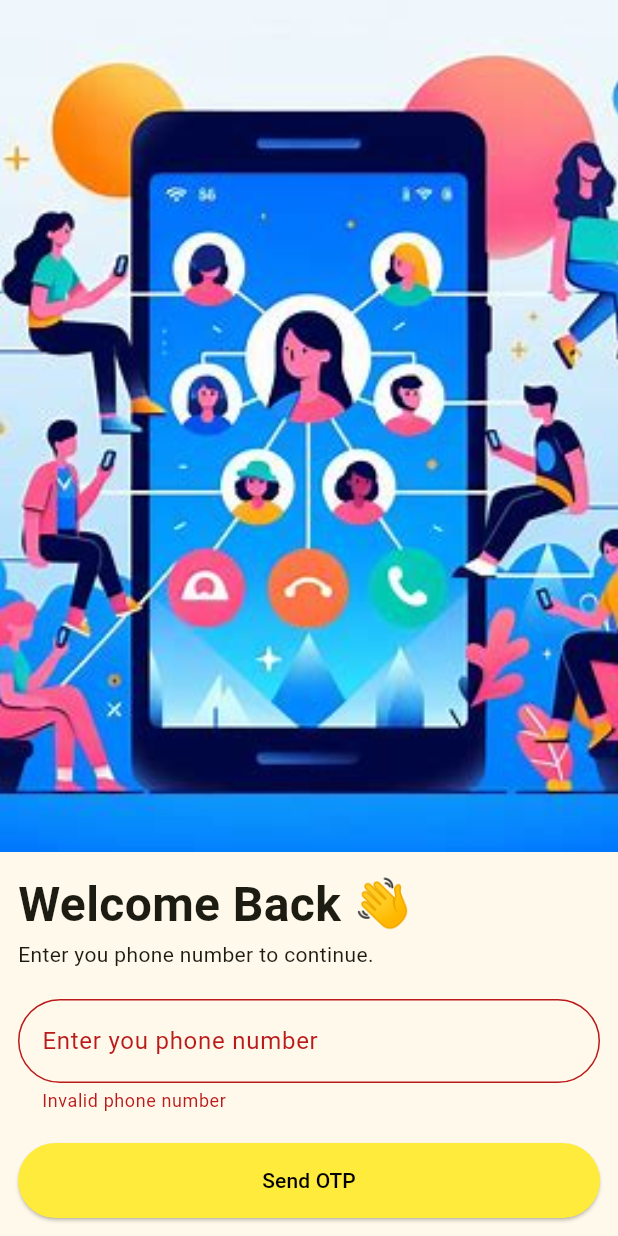
After one commit to vikasdduc/voice_chat_video_app, a Flutter app: the screen it shows after launch, after a tap on "Send OTP", on a phone screen of 412 x 824 dp. The commit adds this screen. Run offline on Flutter 3.47's test engine with Material 3 defaults, Android fonts, the phone set to English and light mode, and no system bars; our stand-ins replace firebase_auth, firebase_core, pinput; missing offline and left inert: telephony, zego_uikit_prebuilt_call; accounts and stored records are empty.

Commit message:
updated login screen

```diff
--- a/lib/app/call_page.dart
+++ b/lib/app/call_page.dart
@@ -23,7 +23,7 @@ class CallPage extends StatelessWidget {
         userName: username,
         callID: callID,
         // You can also use groupVideo/groupVoice/oneOnOneVoice to make more types of calls.
-        config: ZegoUIKitPrebuiltCallConfig.oneOnOneVideoCall()
+        config: ZegoUIKitPrebuiltCallConfig.groupVoiceCall()
     );
   }
 }
--- a/lib/login_screen/otp_screen.dart
+++ b/lib/login_screen/otp_screen.dart
@@ -1,4 +1,4 @@
-import 'package:call_app/app/landing_page.dart';
+import 'package:call_app/app/home_page.dart';
 import 'package:firebase_auth/firebase_auth.dart';
 import 'package:flutter/material.dart';
 import 'package:pinput/pinput.dart';
--- /dev/null
+++ b/lib/login_screen1/auth_services.dart
@@ -0,0 +1,65 @@
+import 'package:firebase_auth/firebase_auth.dart';
+
+class AuthService {
+  static final FirebaseAuth _firebaseAuth = FirebaseAuth.instance;
+
+  static String verifyId = "";
+  // to sent and otp to user
+  static Future sentOtp({
+    required String phone,
+    required Function errorStep,
+    required Function nextStep,
+  }) async {
+    await _firebaseAuth
+        .verifyPhoneNumber(
+      timeout: Duration(seconds: 30),
+      phoneNumber: "+91$phone",
+      verificationCompleted: (phoneAuthCredential) async {
+        return;
+      },
+      verificationFailed: (error) async {
+        return;
+      },
+      codeSent: (verificationId, forceResendingToken) async {
+        verifyId = verificationId;
+        nextStep();
+      },
+      codeAutoRetrievalTimeout: (verificationId) async {
+        return;
+      },
+    )
+        .onError((error, stackTrace) {
+      errorStep();
+    });
+  }
+
+  // verify the otp code and login
+  static Future loginWithOtp({required String otp}) async {
+    final cred =
+    PhoneAuthProvider.credential(verificationId: verifyId, smsCode: otp);
+
+    try {
+      final user = await _firebaseAuth.signInWithCredential(cred);
+      if (user.user != null) {
+        return "Success";
+      } else {
+        return "Error in Otp login";
+      }
+    } on FirebaseAuthException catch (e) {
+      return e.message.toString();
+    } catch (e) {
+      return e.toString();
+    }
+  }
+
+  // to logout the user
+  static Future logout() async {
+    await _firebaseAuth.signOut();
+  }
+
+  // check whether the user is logged in or not
+  static Future<bool> isLoggedIn() async {
+    var user = _firebaseAuth.currentUser;
+    return user != null;
+  }
+}
--- /dev/null
+++ b/lib/login_screen1/phone_page.dart
@@ -0,0 +1,209 @@
+import 'package:call_app/app/home_page.dart';
+import 'package:call_app/login_screen1/auth_services.dart';
+import 'package:flutter/material.dart';
+import 'package:telephony/telephony.dart';
+
+class LoginPage extends StatefulWidget {
+  const LoginPage({super.key});
+
+  @override
+  State<LoginPage> createState() => _LoginPageState();
+}
+
+class _LoginPageState extends State<LoginPage>
+    with SingleTickerProviderStateMixin {
+  late AnimationController _controller;
+
+  final Telephony telephony = Telephony.instance;
+
+  TextEditingController _phoneContoller = TextEditingController();
+  TextEditingController _otpContoller = TextEditingController();
+
+  final _formKey = GlobalKey<FormState>();
+  final _formKey1 = GlobalKey<FormState>();
+
+  void listenToIncomingSMS(BuildContext context) {
+    print("Listening to sms.");
+    telephony.listenIncomingSms(
+        onNewMessage: (SmsMessage message) {
+          // Handle message
+          print("sms received : ${message.body}");
+          // verify if we are reading the correct sms or not
+
+          if (message.body!.contains("phone-auth-15bdb")) {
+            String otpCode = message.body!.substring(0, 6);
+            setState(() {
+              _otpContoller.text = otpCode;
+              // wait for 1 sec and then press handle submit
+              Future.delayed(Duration(seconds: 1), () {
+                handleSubmit(context);
+              });
+            });
+          }
+        },
+        listenInBackground: false);
+  }
+
+// handle after otp is submitted
+  void handleSubmit(BuildContext context) {
+    if (_formKey1.currentState!.validate()) {
+      AuthService.loginWithOtp(otp: _otpContoller.text).then((value) {
+        if (value == "Success") {
+          Navigator.pop(context);
+          Navigator.pushReplacement(
+              context, MaterialPageRoute(builder: (context) => LandingPage()));
+        } else {
+          Navigator.pop(context);
+          ScaffoldMessenger.of(context).showSnackBar(SnackBar(
+            content: Text(
+              value,
+              style: TextStyle(color: Colors.white),
+            ),
+            backgroundColor: Colors.red,
+          ));
+        }
+      });
+    }
+  }
+
+  @override
+  void initState() {
+    super.initState();
+    _controller = AnimationController(vsync: this);
+  }
+
+  @override
+  void dispose() {
+    _controller.dispose();
+    super.dispose();
+  }
+
+  @override
+  Widget build(BuildContext context) {
+    return Scaffold(
+      body: SingleChildScrollView(
+        child: Container(
+          height: MediaQuery.of(context).size.height,
+          child: Column(
+            crossAxisAlignment: CrossAxisAlignment.start,
+            children: [
+              Expanded(
+                  child: Image.asset(
+                    "assets/splash_screen.jpg",
+                    fit: BoxFit.cover,
+                  )),
+              Padding(
+                padding: const EdgeInsets.all(12.0),
+                child: Column(
+                  crossAxisAlignment: CrossAxisAlignment.start,
+                  children: [
+                    Text(
+                      "Welcome Back 👋",
+                      style:
+                      TextStyle(fontSize: 32, fontWeight: FontWeight.w700),
+                    ),
+                    Text("Enter you phone number to continue."),
+                    SizedBox(
+                      height: 20,
+                    ),
+                    Form(
+                      key: _formKey,
+                      child: TextFormField(
+                        controller: _phoneContoller,
+                        keyboardType: TextInputType.phone,
+                        decoration: InputDecoration(
+                            prefixText: "+91 ",
+                            labelText: "Enter you phone number",
+                            border: OutlineInputBorder(
+                                borderRadius: BorderRadius.circular(32))),
+                        validator: (value) {
+                          if (value!.length != 10)
+                            return "Invalid phone number";
+                          return null;
+                        },
+                      ),
+                    ),
+                    SizedBox(
+                      height: 20,
+                    ),
+                    SizedBox(
+                      height: 50,
+                      width: double.infinity,
+                      child: ElevatedButton(
+                        onPressed: () {
+                          if (_formKey.currentState!.validate()) {
+                            AuthService.sentOtp(
+                                phone: _phoneContoller.text,
+                                errorStep: () => ScaffoldMessenger.of(context)
+                                    .showSnackBar(SnackBar(
+                                  content: Text(
+                                    "Error in sending OTP",
+                                    style: TextStyle(color: Colors.white),
+                                  ),
+                                  backgroundColor: Colors.red,
+                                )),
+                                nextStep: () {
+                                  // start lisenting for otp
+                                  listenToIncomingSMS(context);
+                                  showDialog(
+                                      context: context,
+                                      builder: (context) => AlertDialog(
+                                        title: Text("OTP Verification"),
+                                        content: Column(
+                                          mainAxisSize: MainAxisSize.min,
+                                          crossAxisAlignment:
+                                          CrossAxisAlignment.start,
+                                          children: [
+                                            Text("Enter 6 digit OTP"),
+                                            SizedBox(
+                                              height: 12,
+                                            ),
+                                            Form(
+                                              key: _formKey1,
+                                              child: TextFormField(
+                                                keyboardType:
+                                                TextInputType.number,
+                                                controller: _otpContoller,
+                                                decoration: InputDecoration(
+                                                    labelText:
+                                                    "Enter you phone number",
+                                                    border: OutlineInputBorder(
+                                                        borderRadius:
+                                                        BorderRadius
+                                                            .circular(
+                                                            32))),
+                                                validator: (value) {
+                                                  if (value!.length != 6)
+                                                    return "Invalid OTP";
+                                                  return null;
+                                                },
+                                              ),
+                                            ),
+                                          ],
+                                        ),
+                                        actions: [
+                                          TextButton(
+                                              onPressed: () =>
+                                                  handleSubmit(context),
+                                              child: Text("Submit"))
+                                        ],
+                                      ));
+                                });
+                          }
+                        },
+                        child: Text("Send OTP"),
+                        style: ElevatedButton.styleFrom(
+                            backgroundColor: Colors.yellow,
+                            foregroundColor: Colors.black),
+                      ),
+                    )
+                  ],
+                ),
+              ),
+            ],
+          ),
+        ),
+      ),
+    );
+  }
+}
--- a/lib/main.dart
+++ b/lib/main.dart
@@ -1,50 +1,112 @@
 
-import 'package:call_app/login_screen/login.dart';
-import 'package:call_app/routing.dart';
+import 'package:call_app/app/home_page.dart';
+// import 'package:call_app/login_screen/login.dart';
+import 'package:call_app/login_screen1/auth_services.dart';
+import 'package:call_app/login_screen1/phone_page.dart';
+// import 'package:call_app/routing.dart';
 
 import 'package:call_app/firebase_options.dart';
 import 'package:firebase_core/firebase_core.dart';
 import 'package:flutter/material.dart';
-import 'package:flutter_riverpod/flutter_riverpod.dart';
+// import 'package:flutter_riverpod/flutter_riverpod.dart';
+
+// import 'package:firebase_core/firebase_core.dart';
+// import 'package:flutter/material.dart';
+//
+// import 'firebase_options.dart';
 
 void main() async {
   WidgetsFlutterBinding.ensureInitialized();
   await Firebase.initializeApp(
     options: DefaultFirebaseOptions.currentPlatform,
   );
-  runApp(
-      ProviderScope(
-          child: MyApp() )
-  );
+  runApp(const MyApp());
 }
 
 class MyApp extends StatelessWidget {
   const MyApp({super.key});
 
+  // This widget is the root of your application.
   @override
   Widget build(BuildContext context) {
     return MaterialApp(
-      debugShowCheckedModeBanner: false,
-      title: 'Voice Connect',
-      theme: ThemeData(
-        primarySwatch: Colors.blue,
-      ),
-      onGenerateRoute: (settings) => AppRouter.onGenerateRoute(settings),
-      initialRoute: AppRoutes.startupPage,
-      //home: StartupPage(),
+        debugShowCheckedModeBanner: false,
+        title: 'Phone Auth Tutorial',
+        theme: ThemeData(
+          colorScheme: ColorScheme.fromSeed(seedColor: Colors.yellow),
+          useMaterial3: true,
+        ),
+        home: CheckUserLoggedInOrNot());
+  }
+}
+
+class CheckUserLoggedInOrNot extends StatefulWidget {
+  const CheckUserLoggedInOrNot({super.key});
+
+  @override
+  State<CheckUserLoggedInOrNot> createState() => _CheckUserLoggedInOrNotState();
+}
+
+class _CheckUserLoggedInOrNotState extends State<CheckUserLoggedInOrNot> {
+  @override
+  void initState() {
+    AuthService.isLoggedIn().then((value) {
+      if (value) {
+        Navigator.pushReplacement(
+            context, MaterialPageRoute(builder: (context) => LandingPage()));
+      } else {
+        Navigator.pushReplacement(
+            context, MaterialPageRoute(builder: (context) => LoginPage()));
+      }
+    });
+    super.initState();
+  }
+
+  @override
+  Widget build(BuildContext context) {
+    return Scaffold(
+      body: Center(child: CircularProgressIndicator()),
     );
   }
 }
-class StartupPage extends StatefulWidget {
-  const StartupPage({Key? key}) : super(key: key);
-
-  @override
-  State<StartupPage> createState() => _StartupPageState();
-}
-
-class _StartupPageState extends State<StartupPage> {
-  @override
-  Widget build(BuildContext context) {
-    return LoginScreen();
-  }
-}
+// void main() async {
+//   WidgetsFlutterBinding.ensureInitialized();
+//   await Firebase.initializeApp(
+//     options: DefaultFirebaseOptions.currentPlatform,
+//   );
+//   runApp(
+//       ProviderScope(
+//           child: MyApp() )
+//   );
+// }
+//
+// class MyApp extends StatelessWidget {
+//   const MyApp({super.key});
+//
+//   @override
+//   Widget build(BuildContext context) {
+//     return MaterialApp(
+//       debugShowCheckedModeBanner: false,
+//       title: 'Voice Connect',
+//       theme: ThemeData(
+//         primarySwatch: Colors.blue,
+//       ),
+//       onGenerateRoute: (settings) => AppRouter.onGenerateRoute(settings),
+//       initialRoute: AppRoutes.startupPage,
+//       //home: StartupPage(),
+//     );
+//   }
+// }
+// class StartupPage extends StatefulWidget {
+//   const StartupPage({Key? key}) : super(key: key);
+//
+//   @override
+//   State<StartupPage> createState() => _StartupPageState();
+// }
+//
+// class _StartupPageState extends State<StartupPage> {
+//   @override
+//   Widget build(BuildContext context) {
+//     return LoginScreen();
+//   }
+// }
--- a/pubspec.yaml
+++ b/pubspec.yaml
@@ -41,6 +41,7 @@ dependencies:
   freezed_annotation: ^2.0.3
   firebase_auth: ^4.16.0
   pinput: ^2.2.9
+  telephony: ^0.2.0
 
 dev_dependencies:
   flutter_test:
```
Also changed, not shown: lib/app/home_page.dart (renamed from lib/app/landing_page.dart, +42 -4 lines), lib/routing.dart (+5 -5 lines), pubspec.lock, 2 other files.
